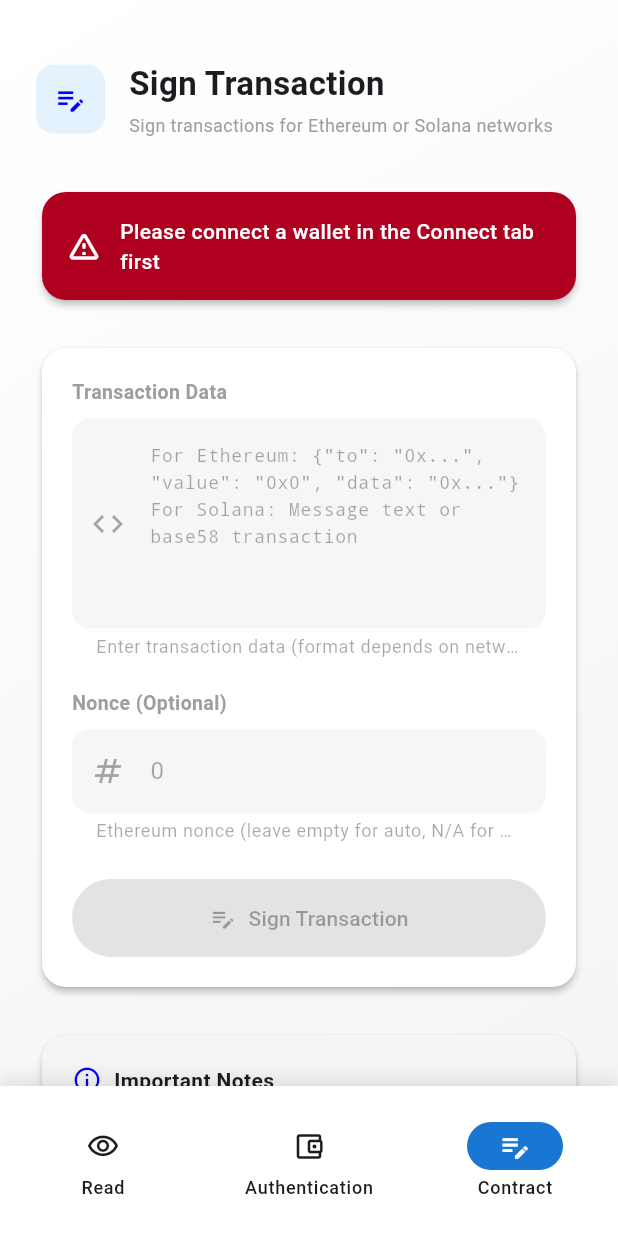
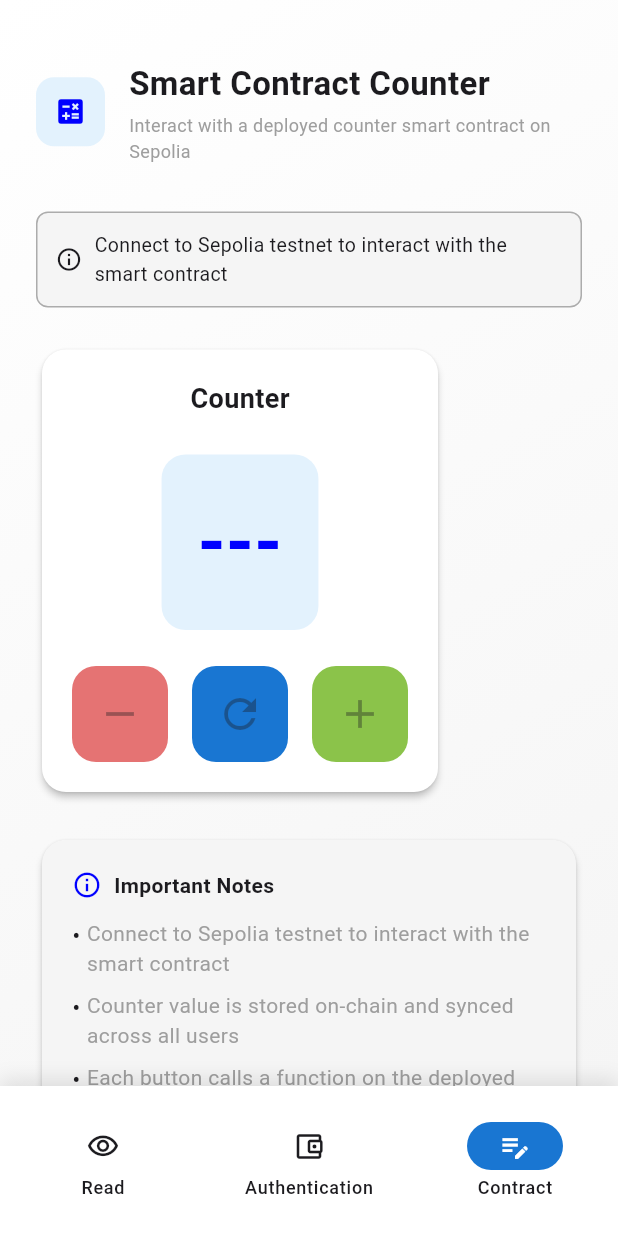
Before and after one commit to Kingjohneycodey/web3-flutter, a Flutter app: the screen it shows after launch, item 3 of the bottom bar chosen, on a phone screen of 412 x 824 dp. Shown: the top 1233 px of the screen. Run offline on Flutter 3.47's test engine with Material 3 defaults, Android fonts, the phone set to English and light mode, and no system bars; our stand-ins replace flutter_dotenv; missing offline and left inert: millisecs, reown_appkit, solana, web3dart.

Commit message:
chore: link smart contract page to deployed

```diff
--- a/lib/widgets/contract_call_tab.dart
+++ b/lib/widgets/contract_call_tab.dart
@@ -1,5 +1,7 @@
+import 'package:flutter/cupertino.dart';
 import 'package:flutter/material.dart';
 import 'package:reown_appkit/reown_appkit.dart';
+import 'package:web3_flutter_app/chains/chains.dart';
 
 class ContractCallTab extends StatefulWidget {
   final ReownAppKitModal? appKit;
@@ -11,103 +13,87 @@ class ContractCallTab extends StatefulWidget {
 }
 
 class _ContractCallTabState extends State<ContractCallTab> {
-  final _transactionDataController = TextEditingController();
-  final _nonceController = TextEditingController();
-  String? _signedTransaction;
+  int? _counter;
+  String? _lastTransactionHash;
   bool _isLoading = false;
 
-  Future<void> _signCounterTransaction() async {
+  @override
+  void initState() {
+    super.initState();
+    _loadCounterValue();
+  }
+
+  Future<void> _loadCounterValue() async {
+    if (widget.appKit == null || !widget.appKit!.isConnected) return;
+
+    try {
+      final chainId = widget.appKit!.selectedChain?.chainId ?? 'eip155:11155111';
+      if (!chainId.startsWith('eip155:11155111')) return; // Only Sepolia supported
+
+      final namespace = NamespaceUtils.getNamespaceFromChain(chainId);
+      final address = widget.appKit!.session?.getAddress(namespace);
+
+      if (address != null) {
+        final rpcUrl = 'https://sepolia.drpc.org';
+        final counterValue = await getUserCounterValue(rpcUrl, address);
+        setState(() => _counter = counterValue);
+      }
+    } catch (e) {
+      log('Error loading counter value: $e');
+      _showSnackBar('Error loading counter value: $e');
+    }
+  }
+
+  Future<void> _incrementCounter() async => await _executeContractCall('increment');
+  Future<void> _decrementCounter() async => await _executeContractCall('decrement');
+  Future<void> _resetCounter() async => await _executeContractCall('reset');
+
+  Future<void> _executeContractCall(String functionName) async {
     if (widget.appKit == null || !widget.appKit!.isConnected) {
       _showSnackBar('Please connect a wallet first');
       return;
     }
 
-    if (_transactionDataController.text.isEmpty) {
-      _showSnackBar('Please enter transaction data to sign');
-      return;
-    }
-
     setState(() {
       _isLoading = true;
-      _signedTransaction = null;
+      _lastTransactionHash = null;
     });
 
     try {
       final chainId = widget.appKit!.selectedChain?.chainId ?? 'eip155:11155111';
+      if (!chainId.startsWith('eip155:11155111')) throw Exception('Please switch to Sepolia network');
       final namespace = NamespaceUtils.getNamespaceFromChain(chainId);
       final address = widget.appKit!.session!.getAddress(namespace);
+      if (address == null) throw Exception('No wallet address found');
 
-      if (address == null) {
-        throw Exception('No wallet address found');
-      }
-
-      final transactionData = _transactionDataController.text.trim();
-
-      if (chainId.startsWith('solana:')) {
-        // Solana transaction signing
-        await _signSolanaTransaction(chainId, transactionData);
-      } else {
-        // Ethereum transaction signing
-        await _signEthereumTransaction(chainId, address, transactionData);
-      }
-
-      _showSnackBar('Transaction signed successfully!');
-    } catch (e) {
-      print('Error signing transaction: $e');
-      _showSnackBar('Error: ${e.toString()}');
-    } finally {
-      setState(() {
-        _isLoading = false;
-      });
-    }
-  }
-
-  Future<void> _signEthereumTransaction(String chainId, String address, String transactionData) async {
-    // Create transaction object for Ethereum
-    final toAddress = '0xd46e8dd67c5d32be8d46e8dd67c5d32be8058bb8eb970870f';
-    final nonce = _nonceController.text.isEmpty ? null : int.tryParse(_nonceController.text);
-
-    Map<String, dynamic> transaction = {
-      'from': address,
-      'to': toAddress,
-      'value': '0x0', // 0 ETH
-      'data': transactionData.startsWith('0x') ? transactionData : '0x$transactionData',
+      final data = switch (functionName) {
+        'increment' => generateEvmIncrementTxData(),
+        'decrement' => generateEvmDecrementTxData(),
+        'reset' => generateEvmResetTxData(),
+        _ => throw Exception('Unknown function: $functionName'),
       };
 
-    if (nonce != null) {
-      transaction['nonce'] = '0x${nonce.toRadixString(16)}';
-    }
-
-    // Send the transaction for signing
+      final transaction = {'from': address, 'to': flutterCounterAddress, 'value': '0x0', 'data': data};
       final result = await widget.appKit!.request(
         topic: widget.appKit!.session!.topic,
         chainId: chainId,
         request: SessionRequestParams(method: 'eth_sendTransaction', params: [transaction]),
       );
 
-    setState(() {
-      _signedTransaction = result.toString();
-    });
+      setState(() => _lastTransactionHash = '$result');
+      _showSnackBar('Transaction submitted successfully!');
+      await Future.delayed(const Duration(seconds: 2));
+      await _loadCounterValue();
+    } catch (e) {
+      log('Error executing contract call: $e');
+      _showSnackBar('Error: $e');
+    } finally {
+      setState(() => _isLoading = false);
     }
-
-  Future<void> _signSolanaTransaction(String chainId, String transactionData) async {
-    // For Solana, we use signMessage or signTransaction
-    // This is a simplified example - in reality you'd construct a proper Solana transaction
-    final result = await widget.appKit!.request(
-      topic: widget.appKit!.session!.topic,
-      chainId: chainId,
-      request: SessionRequestParams(
-        method: 'solana_signMessage',
-        params: {'message': transactionData, 'display': 'utf8'},
-      ),
-    );
-
-    setState(() {
-      _signedTransaction = result.toString();
-    });
   }
 
   void _showSnackBar(String message) {
+    if (!mounted) return;
     ScaffoldMessenger.of(context).showSnackBar(
       SnackBar(
         content: Text(message),
@@ -115,13 +101,6 @@ class _ContractCallTabState extends State<ContractCallTab> {
         shape: RoundedRectangleBorder(borderRadius: BorderRadius.circular(10)),
       ),
     );
-  }
-
-  @override
-  void dispose() {
-    _transactionDataController.dispose();
-    _nonceController.dispose();
-    super.dispose();
   }
 
   @override
@@ -140,17 +119,17 @@ class _ContractCallTabState extends State<ContractCallTab> {
               Container(
                 padding: const EdgeInsets.all(12),
                 decoration: BoxDecoration(color: colorScheme.primaryContainer, borderRadius: BorderRadius.circular(12)),
-                child: Icon(Icons.edit_note, color: colorScheme.onPrimaryContainer, size: 22),
+                child: Icon(Icons.calculate, color: colorScheme.onPrimaryContainer, size: 22),
               ),
               const SizedBox(width: 16),
               const Expanded(
                 child: Column(
                   crossAxisAlignment: CrossAxisAlignment.start,
                   children: [
-                    Text('Sign Transaction', style: TextStyle(fontSize: 22, fontWeight: FontWeight.bold)),
+                    Text('Smart Contract Counter', style: TextStyle(fontSize: 22, fontWeight: FontWeight.bold)),
                     SizedBox(height: 4),
                     Text(
-                      'Sign transactions for Ethereum or Solana networks',
+                      'Interact with a deployed counter smart contract on Sepolia',
                       style: TextStyle(fontSize: 12, color: Colors.grey),
                     ),
                   ],
@@ -160,22 +139,24 @@ class _ContractCallTabState extends State<ContractCallTab> {
           ),
           const SizedBox(height: 32),
           if (!isConnected)
-            Card(
-              color: colorScheme.errorContainer,
-              child: Padding(
-                padding: const EdgeInsets.all(16.0),
+            Container(
+              padding: const EdgeInsets.all(12.0),
+              decoration: BoxDecoration(
+                color: colorScheme.surfaceContainerHighest,
+                borderRadius: BorderRadius.circular(8),
+                border: Border.all(color: colorScheme.outline.withValues(alpha: 0.3)),
+              ),
               child: Row(
                 children: [
-                    Icon(Icons.warning_amber_rounded, color: colorScheme.onErrorContainer),
-                    const SizedBox(width: 12),
+                  Icon(Icons.info_outline, color: colorScheme.onSurfaceVariant, size: 18),
+                  const SizedBox(width: 8),
                   Expanded(
                     child: Text(
-                        'Please connect a wallet in the Connect tab first',
-                        style: TextStyle(color: colorScheme.onErrorContainer, fontWeight: FontWeight.w500),
+                      'Connect to Sepolia testnet to interact with the smart contract',
+                      style: TextStyle(color: colorScheme.onSurfaceVariant, fontSize: 13),
                     ),
                   ),
                 ],
-                ),
               ),
             ),
           if (!isConnected) const SizedBox(height: 24),
@@ -183,46 +164,37 @@ class _ContractCallTabState extends State<ContractCallTab> {
             child: Padding(
               padding: const EdgeInsets.all(20.0),
               child: Column(
-                crossAxisAlignment: CrossAxisAlignment.start,
+                crossAxisAlignment: CrossAxisAlignment.center,
                 children: [
-                  const Text(
-                    'Transaction Data',
-                    style: TextStyle(fontSize: 13, fontWeight: FontWeight.w600, color: Colors.grey),
+                  const Text('Counter', style: TextStyle(fontSize: 18, fontWeight: FontWeight.w600)),
+                  const SizedBox(height: 24),
+                  Container(
+                    padding: const EdgeInsets.all(24),
+                    decoration: BoxDecoration(
+                      color: colorScheme.primaryContainer,
+                      borderRadius: BorderRadius.circular(16),
                     ),
-                  const SizedBox(height: 8),
-                  TextField(
-                    controller: _transactionDataController,
-                    enabled: isConnected && !_isLoading,
-                    style: const TextStyle(fontFamily: 'monospace', fontSize: 12),
-                    maxLines: 6,
-                    decoration: const InputDecoration(
-                      hintText:
-                          'For Ethereum: {"to": "0x...", "value": "0x0", "data": "0x..."}\nFor Solana: Message text or base58 transaction',
-                      prefixIcon: Icon(Icons.code),
-                      helperText: 'Enter transaction data (format depends on network)',
+                    child: _isLoading
+                        ? CupertinoActivityIndicator(color: colorScheme.onPrimaryContainer)
+                        : Text(
+                            '${_counter ?? '---'}',
+                            style: TextStyle(
+                              fontSize: 48,
+                              fontWeight: FontWeight.bold,
+                              color: colorScheme.onPrimaryContainer,
                             ),
                           ),
-                  const SizedBox(height: 20),
-                  const Text(
-                    'Nonce (Optional)',
-                    style: TextStyle(fontSize: 13, fontWeight: FontWeight.w600, color: Colors.grey),
-                  ),
-                  const SizedBox(height: 8),
-                  TextField(
-                    controller: _nonceController,
-                    enabled: isConnected && !_isLoading,
-                    decoration: const InputDecoration(
-                      hintText: '0',
-                      prefixIcon: Icon(Icons.numbers),
-                      helperText: 'Ethereum nonce (leave empty for auto, N/A for Solana)',
-                    ),
-                    keyboardType: TextInputType.number,
                   ),
                   const SizedBox(height: 24),
-                  SizedBox(
-                    width: double.infinity,
-                    child: FilledButton.icon(
-                      onPressed: (isConnected && !_isLoading) ? _signCounterTransaction : null,
+                  Wrap(
+                    spacing: 16,
+                    runSpacing: 16,
+                    alignment: WrapAlignment.center,
+                    children: [
+                      Container(
+                        decoration: BoxDecoration(color: Colors.red.shade300, borderRadius: BorderRadius.circular(16)),
+                        child: IconButton(
+                          onPressed: (!_isLoading && isConnected) ? _decrementCounter : null,
                           icon: _isLoading
                               ? const SizedBox(
                                   width: 20,
@@ -232,16 +204,53 @@ class _ContractCallTabState extends State<ContractCallTab> {
                                     valueColor: AlwaysStoppedAnimation<Color>(Colors.white),
                                   ),
                                 )
-                          : const Icon(Icons.edit_note),
-                      label: Text(_isLoading ? 'Signing...' : 'Sign Transaction'),
-                      style: FilledButton.styleFrom(padding: const EdgeInsets.symmetric(vertical: 16)),
+                              : const Icon(Icons.remove),
+                          iconSize: 32,
+                          color: Colors.white,
+                          padding: const EdgeInsets.all(16),
                         ),
+                      ),
+                      Container(
+                        decoration: BoxDecoration(
+                          color: colorScheme.secondary,
+                          borderRadius: BorderRadius.circular(16),
+                        ),
+                        child: IconButton(
+                          onPressed: (!_isLoading && isConnected) ? _resetCounter : null,
+                          icon: _isLoading
+                              ? const SizedBox(width: 20, height: 20, child: CircularProgressIndicator(strokeWidth: 2))
+                              : const Icon(Icons.refresh),
+                          iconSize: 32,
+                          color: colorScheme.onSecondary,
+                          padding: const EdgeInsets.all(16),
+                        ),
+                      ),
+                      Container(
+                        decoration: BoxDecoration(color: Colors.lightGreen, borderRadius: BorderRadius.circular(16)),
+                        child: IconButton(
+                          onPressed: (!_isLoading && isConnected) ? _incrementCounter : null,
+                          icon: _isLoading
+                              ? const SizedBox(
+                                  width: 20,
+                                  height: 20,
+                                  child: CircularProgressIndicator(
+                                    strokeWidth: 2,
+                                    valueColor: AlwaysStoppedAnimation<Color>(Colors.white),
+                                  ),
+                                )
+                              : const Icon(Icons.add),
+                          iconSize: 32,
+                          color: Colors.white,
+                          padding: const EdgeInsets.all(16),
+                        ),
+                      ),
+                    ],
                   ),
                 ],
               ),
             ),
           ),
-          if (_signedTransaction != null) ...[
+          if (_lastTransactionHash != null) ...[
             const SizedBox(height: 24),
             Card(
               color: colorScheme.primaryContainer,
@@ -255,7 +264,7 @@ class _ContractCallTabState extends State<ContractCallTab> {
                         Icon(Icons.check_circle, color: colorScheme.onPrimaryContainer, size: 20),
                         const SizedBox(width: 12),
                         Text(
-                          'Signed Transaction',
+                          'Transaction Hash',
                           style: TextStyle(
                             fontSize: 14,
                             fontWeight: FontWeight.w600,
@@ -273,7 +282,7 @@ class _ContractCallTabState extends State<ContractCallTab> {
                         border: Border.all(color: Colors.grey.shade300),
                       ),
                       child: SelectableText(
-                        _signedTransaction!,
+                        _lastTransactionHash!,
                         style: const TextStyle(fontSize: 12, fontFamily: 'monospace'),
                       ),
                     ),
@@ -301,10 +310,10 @@ class _ContractCallTabState extends State<ContractCallTab> {
                     ],
                   ),
                   const SizedBox(height: 12),
-                  _buildInfoItem('Supports both Ethereum and Solana transaction signing'),
-                  _buildInfoItem('For Ethereum: Send transaction data as JSON or hex'),
-                  _buildInfoItem('For Solana: Send message text for signing'),
-                  _buildInfoItem('You will need to approve the signature in your wallet'),
+                  _buildInfoItem('Connect to Sepolia testnet to interact with the smart contract'),
+                  _buildInfoItem('Counter value is stored on-chain and synced across all users'),
+                  _buildInfoItem('Each button calls a function on the deployed FlutterCounter contract'),
+                  _buildInfoItem('Contract Address: 0x00E5ebC4b76082505F51bd8559c4EB0048f7E90e'),
                 ],
               ),
             ),
--- a/lib/widgets/main_screen.dart
+++ b/lib/widgets/main_screen.dart
@@ -20,17 +20,14 @@ class _MainScreenState extends State<MainScreen> {
   @override
   void initState() {
     super.initState();
-    _initializeAppKit();
+    WidgetsBinding.instance.addPostFrameCallback((_) async => await _initializeAppKit());
   }
 
-  void _initializeAppKit() async {
+  Future<void> _initializeAppKit() async {
     try {
-      final projectId = dotenv.env['WALLETCONNECT_PROJECT_ID'] ?? '';
-      if (projectId.isEmpty) {
-        throw Exception('WALLETCONNECT_PROJECT_ID not found in .env file');
-      }
+      final projectId = dotenv.env['REOWN_PROJECT_ID'] ?? '';
+      if (projectId.isEmpty) throw Exception('REOWN_PROJECT_ID not found in .env file');
 
-      // Configure for both EVM and Solana support (default)
       _appKit = ReownAppKitModal(
         context: context,
         projectId: projectId,
@@ -41,7 +38,6 @@ class _MainScreenState extends State<MainScreen> {
           icons: ['https://storage.googleapis.com/cms-storage-bucket/icon_flutter.0dbfcc7a59cd1cf16282.png'],
           redirect: Redirect(native: 'fluttercounter://', linkMode: false),
         ),
-        // Featured wallets including Solana wallets
         featuredWalletIds: const {
           'c57ca95b47569778a828d19178114f4db188b89b763c899ba0be274e97267d96', // MetaMask
           'a797aa35c0fadbfc1a53e7f675162ed5226968b44a19ee3d24385c64d1d3c393', // Phantom (Solana)
@@ -51,9 +47,10 @@ class _MainScreenState extends State<MainScreen> {
       );
 
       await _appKit!.init();
+      log('adfs');
       setState(() {});
     } catch (e) {
-      print('Error initializing Reown AppKit: $e');
+      log('Error initializing Reown AppKit: $e');
     }
   }
 
@@ -75,7 +72,7 @@ class _MainScreenState extends State<MainScreen> {
             index: _currentIndex,
             children: [
               ReadChainTab(),
-              AuthenticationTab(appKit: _appKit),
+              AuthenticationTab(appKit: _appKit, initAppKit: _initializeAppKit),
               ContractCallTab(appKit: _appKit),
             ],
           ),
```
Also changed, not shown: lib/chains/evm.dart (+171 -0 lines), lib/widgets/authentication_tab.dart (+8 -2 lines), 2 other files. Lines whose indentation alone changed are shown as unchanged.
